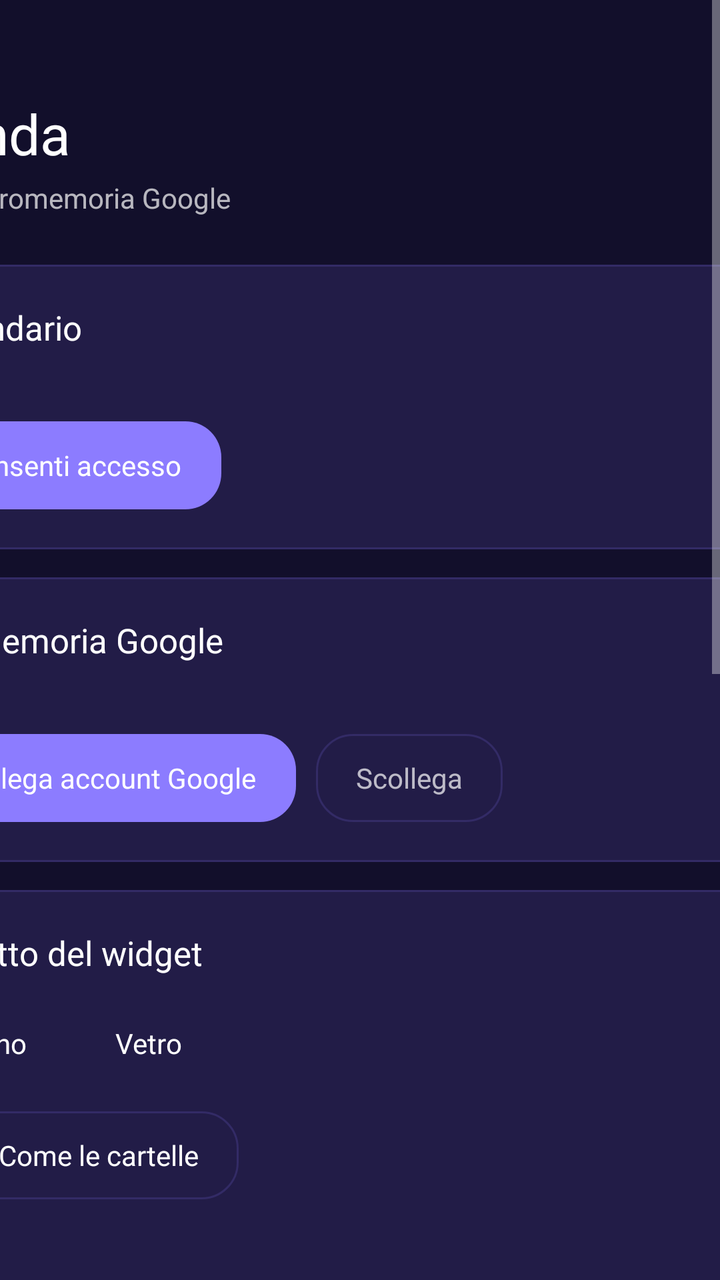
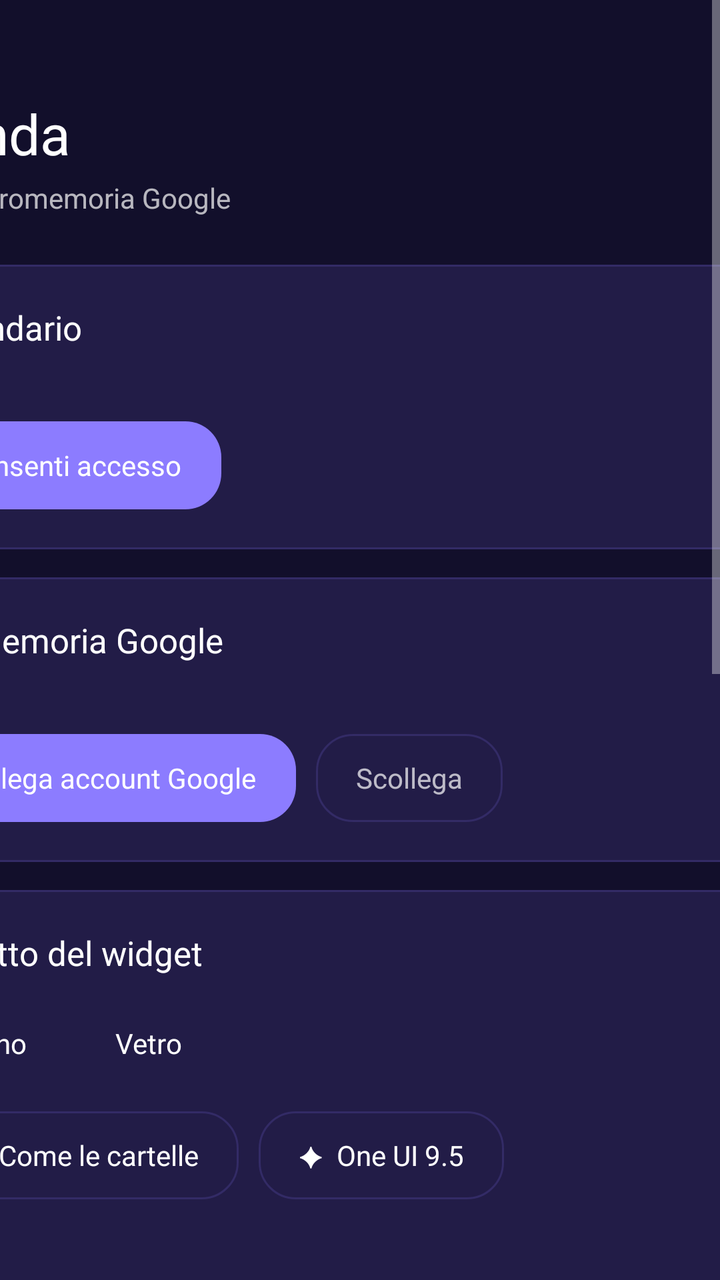

Two renders of the same Android screen: before a commit and after it. Below are the layout's source before the change and the commit's diff.
<!-- AndroidManifest.xml: application theme Theme.Agenda -->
<!-- res/layout/activity_main.xml -->
<?xml version="1.0" encoding="utf-8"?>
<ScrollView xmlns:android="http://schemas.android.com/apk/res/android"
    android:layout_width="match_parent"
    android:layout_height="match_parent"
    android:background="@color/bg"
    android:fillViewport="true">

    <FrameLayout
        android:layout_width="match_parent"
        android:layout_height="wrap_content"
        android:paddingTop="48dp"
        android:paddingBottom="40dp">

        <LinearLayout
            android:id="@+id/content"
            android:layout_width="520dp"
            android:layout_height="wrap_content"
            android:layout_gravity="center_horizontal"
            android:orientation="vertical"
            android:paddingStart="20dp"
            android:paddingEnd="20dp">

            <TextView
                android:layout_width="wrap_content"
                android:layout_height="wrap_content"
                android:text="@string/app_name"
                android:textColor="@color/text_primary"
                android:textSize="28sp" />

            <TextView
                android:layout_width="wrap_content"
                android:layout_height="wrap_content"
                android:layout_marginTop="4dp"
                android:text="@string/widget_desc"
                android:textColor="@color/text_secondary"
                android:textSize="14sp" />

            
            <LinearLayout
                android:layout_width="match_parent"
                android:layout_height="wrap_content"
                android:layout_marginTop="24dp"
                android:background="@drawable/bg_card"
                android:orientation="vertical"
                android:padding="20dp">

                <TextView
                    android:layout_width="wrap_content"
                    android:layout_height="wrap_content"
                    android:text="@string/calendar_title"
                    android:textColor="@color/text_primary"
                    android:textSize="17sp" />

                <TextView
                    android:id="@+id/calendar_status"
                    android:layout_width="wrap_content"
                    android:layout_height="wrap_content"
                    android:layout_marginTop="4dp"
                    android:textColor="@color/text_secondary"
                    android:textSize="13sp" />

                <TextView
                    android:id="@+id/calendar_button"
                    android:layout_width="wrap_content"
                    android:layout_height="44dp"
                    android:layout_marginTop="14dp"
                    android:background="@drawable/bg_button"
                    android:gravity="center"
                    android:paddingStart="20dp"
                    android:paddingEnd="20dp"
                    android:text="@string/calendar_grant"
                    android:textColor="@color/text_primary"
                    android:textSize="14sp" />
            </LinearLayout>

            
            <LinearLayout
                android:layout_width="match_parent"
                android:layout_height="wrap_content"
                android:layout_marginTop="14dp"
                android:background="@drawable/bg_card"
                android:orientation="vertical"
                android:padding="20dp">

                <TextView
                    android:layout_width="wrap_content"
                    android:layout_height="wrap_content"
                    android:text="@string/tasks_title"
                    android:textColor="@color/text_primary"
                    android:textSize="17sp" />

                <TextView
                    android:id="@+id/tasks_status"
                    android:layout_width="wrap_content"
                    android:layout_height="wrap_content"
                    android:layout_marginTop="4dp"
                    android:textColor="@color/text_secondary"
                    android:textSize="13sp" />

                <LinearLayout
                    android:layout_width="wrap_content"
                    android:layout_height="wrap_content"
                    android:layout_marginTop="14dp"
                    android:orientation="horizontal">

                    <TextView
                        android:id="@+id/tasks_connect"
                        android:layout_width="wrap_content"
                        android:layout_height="44dp"
                        android:background="@drawable/bg_button"
                        android:gravity="center"
                        android:paddingStart="20dp"
                        android:paddingEnd="20dp"
                        android:text="@string/tasks_connect"
                        android:textColor="@color/text_primary"
                        android:textSize="14sp" />

                    <TextView
                        android:id="@+id/tasks_disconnect"
                        android:layout_width="wrap_content"
                        android:layout_height="44dp"
                        android:layout_marginStart="10dp"
                        android:background="@drawable/bg_button_ghost"
                        android:gravity="center"
                        android:paddingStart="20dp"
                        android:paddingEnd="20dp"
                        android:text="@string/tasks_disconnect"
                        android:textColor="@color/text_secondary"
                        android:textSize="14sp" />
                </LinearLayout>
            </LinearLayout>

            
            <LinearLayout
                android:layout_width="match_parent"
                android:layout_height="wrap_content"
                android:layout_marginTop="14dp"
                android:background="@drawable/bg_card"
                android:orientation="vertical"
                android:padding="20dp">

                <TextView
                    android:layout_width="wrap_content"
                    android:layout_height="wrap_content"
                    android:text="@string/look_title"
                    android:textColor="@color/text_primary"
                    android:textSize="17sp" />

                <LinearLayout
                    android:layout_width="wrap_content"
                    android:layout_height="wrap_content"
                    android:layout_marginTop="14dp"
                    android:orientation="horizontal">

                    <TextView
                        android:id="@+id/style_solid"
                        android:layout_width="wrap_content"
                        android:layout_height="40dp"
                        android:gravity="center"
                        android:paddingStart="18dp"
                        android:paddingEnd="18dp"
                        android:text="@string/style_solid"
                        android:textColor="@color/text_primary"
                        android:textSize="14sp" />

                    <TextView
                        android:id="@+id/style_glass"
                        android:layout_width="wrap_content"
                        android:layout_height="40dp"
                        android:layout_marginStart="8dp"
                        android:gravity="center"
                        android:paddingStart="18dp"
                        android:paddingEnd="18dp"
                        android:text="@string/style_glass"
                        android:textColor="@color/text_primary"
                        android:textSize="14sp" />
                </LinearLayout>

                <LinearLayout
                    android:id="@+id/glass_box"
                    android:layout_width="match_parent"
                    android:layout_height="wrap_content"
                    android:layout_marginTop="14dp"
                    android:orientation="vertical">

                    <TextView
                        android:id="@+id/glass_preset"
                        android:layout_width="wrap_content"
                        android:layout_height="44dp"
                        android:layout_marginBottom="14dp"
                        android:background="@drawable/bg_button_ghost"
                        android:gravity="center"
                        android:paddingStart="20dp"
                        android:paddingEnd="20dp"
                        android:text="✦  Come le cartelle"
                        android:textColor="@color/text_primary"
                        android:textSize="14sp" />

                    <TextView
                        android:id="@+id/glass_status"
                        android:layout_width="wrap_content"
                        android:layout_height="wrap_content"
                        android:lineSpacingExtra="2dp"
                        android:textColor="@color/text_secondary"
                        android:textSize="13sp" />

                    <TextView
                        android:id="@+id/glass_pick"
                        android:layout_width="wrap_content"
                        android:layout_height="44dp"
                        android:layout_marginTop="12dp"
                        android:background="@drawable/bg_button"
                        android:gravity="center"
                        android:paddingStart="20dp"
                        android:paddingEnd="20dp"
                        android:text="@string/glass_pick"
                        android:textColor="@color/text_primary"
                        android:textSize="14sp" />

                    <LinearLayout
                        android:layout_width="wrap_content"
                        android:layout_height="wrap_content"
                        android:layout_marginTop="10dp"
                        android:orientation="horizontal">

                        <TextView
                            android:id="@+id/glass_align"
                            android:layout_width="wrap_content"
                            android:layout_height="44dp"
                            android:background="@drawable/bg_button"
                            android:gravity="center"
                            android:paddingStart="20dp"
                            android:paddingEnd="20dp"
                            android:textColor="@color/text_primary"
                            android:textSize="14sp" />

                        <TextView
                            android:id="@+id/glass_cancel"
                            android:layout_width="wrap_content"
                            android:layout_height="44dp"
                            android:layout_marginStart="10dp"
                            android:background="@drawable/bg_button_ghost"
                            android:gravity="center"
                            android:paddingStart="20dp"
                            android:paddingEnd="20dp"
                            android:text="Annulla"
                            android:textColor="@color/text_secondary"
                            android:textSize="14sp" />
                    </LinearLayout>

                    <TextView
                        android:id="@+id/blur_label"
                        android:layout_width="wrap_content"
                        android:layout_height="wrap_content"
                        android:layout_marginTop="16dp"
                        android:textColor="@color/text_primary"
                        android:textSize="14sp" />

                    <SeekBar
                        android:id="@+id/blur"
                        android:layout_width="match_parent"
                        android:layout_height="wrap_content"
                        android:layout_marginTop="6dp"
                        android:max="100"
                        android:progressTint="@color/accent"
                        android:thumbTint="@color/accent" />

                    <TextView
                        android:id="@+id/transp_label"
                        android:layout_width="wrap_content"
                        android:layout_height="wrap_content"
                        android:layout_marginTop="16dp"
                        android:textColor="@color/text_primary"
                        android:textSize="14sp" />

                    <SeekBar
                        android:id="@+id/transp"
                        android:layout_width="match_parent"
                        android:layout_height="wrap_content"
                        android:layout_marginTop="6dp"
                        android:max="100"
                        android:progressTint="@color/accent"
                        android:thumbTint="@color/accent" />
                </LinearLayout>

                <FrameLayout
                    android:id="@+id/preview"
                    android:layout_width="match_parent"
                    android:layout_height="64dp"
                    android:layout_marginTop="14dp"
                    android:background="@drawable/bg_preview_back">

                    <ImageView
                        android:id="@+id/preview_fill"
                        android:layout_width="match_parent"
                        android:layout_height="match_parent"
                        android:scaleType="fitXY"
                        android:src="@drawable/bg_preview" />

                    <TextView
                        android:layout_width="wrap_content"
                        android:layout_height="wrap_content"
                        android:layout_gravity="center_vertical"
                        android:layout_marginStart="16dp"
                        android:text="@string/look_preview"
                        android:textColor="@color/text_primary"
                        android:textSize="15sp" />
                </FrameLayout>

                <LinearLayout
                    android:id="@+id/swatches"
                    android:layout_width="match_parent"
                    android:layout_height="wrap_content"
                    android:layout_marginTop="16dp"
                    android:orientation="horizontal" />

                <TextView
                    android:id="@+id/swatch_name"
                    android:layout_width="wrap_content"
                    android:layout_height="wrap_content"
                    android:layout_marginTop="8dp"
                    android:textColor="@color/text_secondary"
                    android:textSize="13sp" />

                <TextView
                    android:id="@+id/opacity_label"
                    android:layout_width="wrap_content"
                    android:layout_height="wrap_content"
                    android:layout_marginTop="16dp"
                    android:textColor="@color/text_primary"
                    android:textSize="14sp" />

                <SeekBar
                    android:id="@+id/opacity"
                    android:layout_width="match_parent"
                    android:layout_height="wrap_content"
                    android:layout_marginTop="6dp"
                    android:max="100"
                    android:progressTint="@color/accent"
                    android:thumbTint="@color/accent" />
            </LinearLayout>

            <TextView
                android:id="@+id/refresh_button"
                android:layout_width="match_parent"
                android:layout_height="48dp"
                android:layout_marginTop="14dp"
                android:background="@drawable/bg_button_ghost"
                android:gravity="center"
                android:text="@string/refresh"
                android:textColor="@color/text_primary"
                android:textSize="14sp" />

            <TextView
                android:layout_width="match_parent"
                android:layout_height="wrap_content"
                android:layout_marginTop="20dp"
                android:lineSpacingExtra="3dp"
                android:text="@string/hint"
                android:textColor="@color/text_muted"
                android:textSize="13sp" />
        </LinearLayout>
    </FrameLayout>
</ScrollView>
<!-- resources referenced by this layout -->
<resources>
  <color name="accent">#8C7CFF</color>
  <color name="bg">#120F2B</color>
  <color name="text_muted">#80FFFFFF</color>
  <color name="text_primary">#FFFFFF</color>
  <color name="text_secondary">#B3FFFFFF</color>
  <!-- drawable bg_button (drawable) -->
  <?xml version="1.0" encoding="utf-8"?>
  <ripple xmlns:android="http://schemas.android.com/apk/res/android" android:color="#33FFFFFF">
      <item>
          <shape android:shape="rectangle">
              <solid android:color="@color/accent" />
              <corners android:radius="18dp" />
          </shape>
      </item>
  </ripple>
  <!-- drawable bg_button_ghost (drawable) -->
  <?xml version="1.0" encoding="utf-8"?>
  <ripple xmlns:android="http://schemas.android.com/apk/res/android" android:color="#33FFFFFF">
      <item>
          <shape android:shape="rectangle">
              <solid android:color="#00000000" />
              <stroke android:width="1dp" android:color="@color/card_border" />
              <corners android:radius="18dp" />
          </shape>
      </item>
  </ripple>
  <!-- drawable bg_card (drawable) -->
  <?xml version="1.0" encoding="utf-8"?>
  <shape xmlns:android="http://schemas.android.com/apk/res/android" android:shape="rectangle">
      <solid android:color="@color/card" />
      <stroke android:width="1dp" android:color="@color/card_border" />
      <corners android:radius="24dp" />
  </shape>
  <!-- drawable bg_preview (drawable) -->
  <?xml version="1.0" encoding="utf-8"?>
  <shape xmlns:android="http://schemas.android.com/apk/res/android" android:shape="rectangle">
      <solid android:color="#FFFFFFFF" />
      <corners android:radius="20dp" />
  </shape>
  <!-- drawable bg_preview_back (drawable) -->
  <?xml version="1.0" encoding="utf-8"?>
  <shape xmlns:android="http://schemas.android.com/apk/res/android" android:shape="rectangle">
      <gradient
          android:angle="0"
          android:endColor="#6A5BD6"
          android:startColor="#06163A" />
      <corners android:radius="20dp" />
  </shape>
  <string name="app_name">Agenda</string>
  <string name="calendar_grant">Consenti accesso</string>
  <string name="calendar_title">Calendario</string>
  <string name="glass_pick">Scegli lo sfondo della home</string>
  <string name="hint">Aggiungi il widget dalla home: tieni premuto su uno spazio vuoto, poi Widget e Agenda. Puoi allargarlo o stringerlo trascinando i bordi.</string>
  <string name="look_preview">Anteprima</string>
  <string name="look_title">Aspetto del widget</string>
  <string name="refresh">Aggiorna il widget</string>
  <string name="style_glass">Vetro</string>
  <string name="style_solid">Pieno</string>
  <string name="tasks_connect">Collega account Google</string>
  <string name="tasks_disconnect">Scollega</string>
  <string name="tasks_title">Promemoria Google</string>
  <string name="widget_desc">Eventi e promemoria Google</string>
  <style name="Theme.Agenda" parent="@android:style/Theme.Material.NoActionBar">
          <item name="android:colorAccent">@color/accent</item>
          <item name="android:colorPrimary">@color/bg</item>
          <item name="android:windowBackground">@color/bg</item>
          <item name="android:statusBarColor">@color/bg</item>
          <item name="android:navigationBarColor">@color/bg</item>
      </style>
  <color name="card_border">#332B66</color>
  <color name="card">#221C47</color>
</resources>

<!-- the commit's change to res/layout/activity_main.xml (unified diff, before → after) -->
@@ -183,11 +183,16 @@
                     android:layout_marginTop="14dp"
                     android:orientation="vertical">
 
+                    <LinearLayout
+                        android:layout_width="wrap_content"
+                        android:layout_height="wrap_content"
+                        android:layout_marginBottom="14dp"
+                        android:orientation="horizontal">
+
                     <TextView
                         android:id="@+id/glass_preset"
                         android:layout_width="wrap_content"
                         android:layout_height="44dp"
-                        android:layout_marginBottom="14dp"
                         android:background="@drawable/bg_button_ghost"
                         android:gravity="center"
                         android:paddingStart="20dp"
@@ -195,6 +200,20 @@
                         android:text="✦  Come le cartelle"
                         android:textColor="@color/text_primary"
                         android:textSize="14sp" />
+
+                    <TextView
+                        android:id="@+id/glass_preset95"
+                        android:layout_width="wrap_content"
+                        android:layout_height="44dp"
+                        android:layout_marginStart="10dp"
+                        android:background="@drawable/bg_button_ghost"
+                        android:gravity="center"
+                        android:paddingStart="20dp"
+                        android:paddingEnd="20dp"
+                        android:text="✦  One UI 9.5"
+                        android:textColor="@color/text_primary"
+                        android:textSize="14sp" />
+                    </LinearLayout>
 
                     <TextView
                         android:id="@+id/glass_status"
